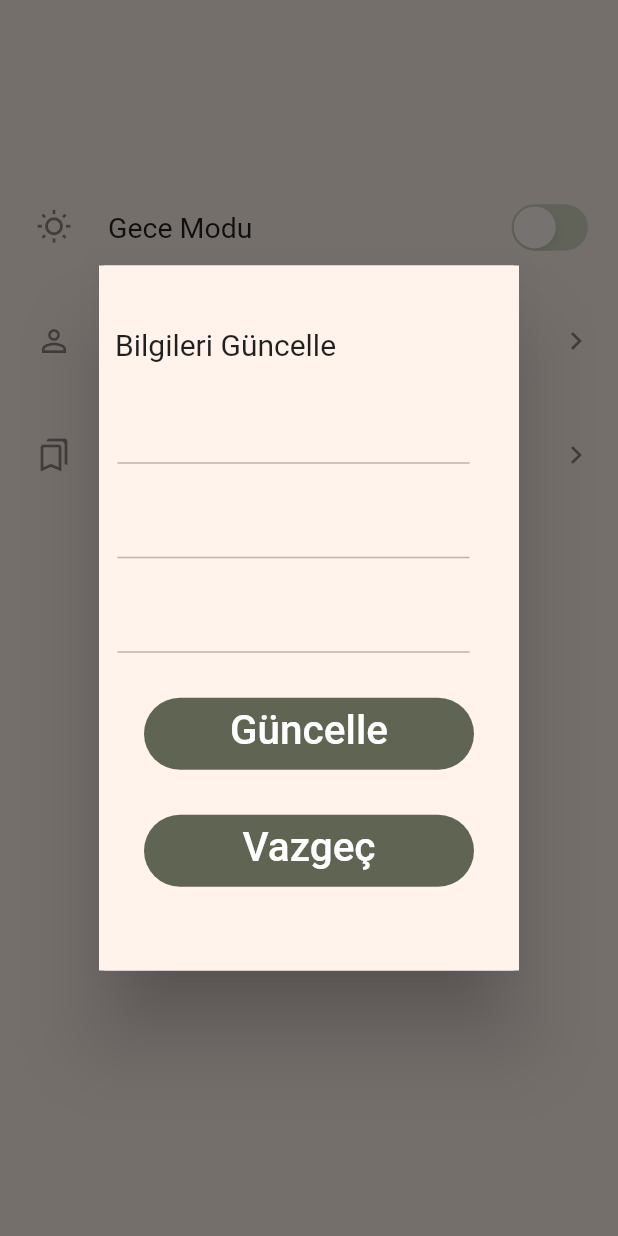
After one commit to tubakocabiyik0/cloths_app, a Flutter app: the SettingsPage screen opened directly, after a tap on "Hesap Bilgileri", on a phone screen of 412 x 824 dp. The commit adds this screen. Run offline on Flutter 3.47's test engine with Material 2 defaults, Android fonts, the phone set to English and light mode, and no system bars; our stand-ins replace dotted_border, fluttertoast, image_picker, shared_preferences, smooth_page_indicator; missing offline and left inert: ff_navigation_bar, flutter_animated_dialog, postgres, regexpattern; accounts and stored records are empty; Roboto replaces fonts that are missing (Zen).

Commit message:
settings page created

```diff
--- /dev/null
+++ b/lib/view/settings_page.dart
@@ -0,0 +1,146 @@
+import 'package:bitirme_projesi/view/wardrobe_page.dart';
+import 'package:bitirme_projesi/widgets/button.dart';
+import 'package:bitirme_projesi/widgets/colors.dart';
+import 'package:bitirme_projesi/widgets/listTile.dart';
+import 'package:bitirme_projesi/widgets/textFormField.dart';
+import 'package:flutter/cupertino.dart';
+import 'package:flutter/material.dart';
+
+class SettingsPage extends StatefulWidget {
+  @override
+  _SettingsPageState createState() => _SettingsPageState();
+}
+
+class _SettingsPageState extends State<SettingsPage> {
+  @override
+  Widget build(BuildContext context) {
+    var width = MediaQuery.of(context).size.width;
+    var height = MediaQuery.of(context).size.height;
+    return Scaffold(
+      backgroundColor: lightColor,
+      body: Padding(
+        padding: EdgeInsets.only(top: height * 0.15),
+        child: listTiles(width, height),
+      ),
+    );
+  }
+
+  listTiles(double width, double height) {
+    return Column(
+      children: [
+        Listtile(
+          title: "Gece Modu",
+          trailing: CupertinoSwitch(
+            value: false,
+            trackColor: light,
+          ),
+          leading_icon: Icon(Icons.wb_sunny_outlined),
+        ),
+        SizedBox(
+          height: 20,
+        ),
+        Listtile(
+          onTap: () => alertDialog(width, height),
+          title: "Hesap Bilgileri",
+          trailing: Icon(Icons.navigate_next),
+          leading_icon: Icon(Icons.person_outline_outlined),
+        ),
+        SizedBox(
+          height: 20,
+        ),
+        Listtile(
+          title: "Bilgi",
+          trailing: Icon(Icons.navigate_next),
+          leading_icon: Icon(Icons.bookmarks_outlined),
+        )
+      ],
+    );
+  }
+
+  Widget infoDialog() {
+    return Dialog(
+      child: Container(
+        color: lightColor,
+        height: 400,
+        width: 200,
+      ),
+    );
+  }
+
+  void alertDialog(double width, double height) {
+    var alert = Dialog(
+      child: Container(
+        color: lightColor,
+        width: 280,
+        height: 470,
+        child: column(width, height),
+      ),
+    );
+    showDialog(context: context, builder: (BuildContext context) => alert);
+  }
+
+  column(double width, double height) {
+    return Column(
+      children: [
+        Padding(
+          padding: EdgeInsets.only(right: width * 0.27, top: height * 0.05),
+          child: Text(
+            "Bilgileri Güncelle",
+            style: TextStyle(fontSize: 20),
+          ),
+        ),
+        SizedBox(
+          height: 20,
+        ),
+        Padding(
+          padding: EdgeInsets.only(right: width * 0.08, left: width * 0.03),
+          child: TextForm(
+            obscureText: false,
+          ),
+        ),
+        SizedBox(
+          height: 15,
+        ),
+        Padding(
+          padding: EdgeInsets.only(right: width * 0.08, left: width * 0.03),
+          child: TextForm(
+            obscureText: false,
+          ),
+        ),
+        SizedBox(
+          height: 15,
+        ),
+        Padding(
+          padding: EdgeInsets.only(right: width * 0.08, left: width * 0.03),
+          child: TextForm(
+            obscureText: false,
+          ),
+        ),
+        SizedBox(
+          height: 30,
+        ),
+        updateButton(),
+        SizedBox(
+          height: 30,
+        ),
+        exitButton(),
+      ],
+    );
+  }
+
+  updateButton() {
+    return MyButton(
+      onPressed: () {},
+      text: "Güncelle",
+    );
+  }
+
+  exitButton() {
+    return MyButton(
+      onPressed: () {
+        Navigator.pop(context);
+      },
+      text: "Vazgeç",
+    );
+  }
+}
--- a/lib/widgets/listTile.dart
+++ b/lib/widgets/listTile.dart
@@ -6,51 +6,29 @@ import 'package:flutter/material.dart';
 class Listtile extends StatelessWidget {
   String title;
   Function onTap;
+  Icon leading_icon;
+  Widget trailing;
 
-  Listtile(this.title);
+  Listtile({this.title, this.onTap, this.trailing, this.leading_icon});
 
   @override
   Widget build(BuildContext context) {
-    return Padding(
-      padding: EdgeInsets.only(top: 8.0, right: 8, left: 8),
-      child: tile(context),
-    );
+    return tile(context);
+
   }
 
   tile(BuildContext context) {
-    return Container(
-      child: MediaQuery.removePadding(
-        context: context,
-        removeTop: true,
-        //overscroll removing
-        child: NotificationListener<OverscrollIndicatorNotification>(
-          onNotification: (overscroll) {
-            overscroll.disallowGlow();
-          },
-          child: ListView.builder(
-              shrinkWrap: true,
-              itemCount: 11,
-              itemBuilder: (context, index) {
-                return expansionTile(index, context);
-              }),
-        ),
+    return ListTile(
+      onTap: (){
+        onTap();
+      },
+      leading: Container(
+        height: 50,
+        width: 40,
+        child: leading_icon,
       ),
-    );
-  }
-
-  ExpansionTile expansionTile(int index, BuildContext context) {
-    return ExpansionTile(
-      title: Text(listOfClothesName[index].toString()),
-      children: [
-        Container(
-          height: 400,
-          width: 400,
-          child: GridView.builder(
-              gridDelegate: SliverGridDelegateWithFixedCrossAxisCount(crossAxisCount: 2), itemBuilder: (context,index){
-            return Text("s");
-          }),
-        ),
-      ],
+      title: Text(title,style: TextStyle(fontSize: 19),),
+      trailing:trailing ,
     );
   }
 }
```
Also changed, not shown: lib/controller/db_controller.dart (+17 -15 lines), lib/util/mediaQuery.dart (added, +8 -0 lines), lib/view/home_page.dart (+7 -4 lines), lib/view/wardrobe_page.dart (+11 -6 lines).
